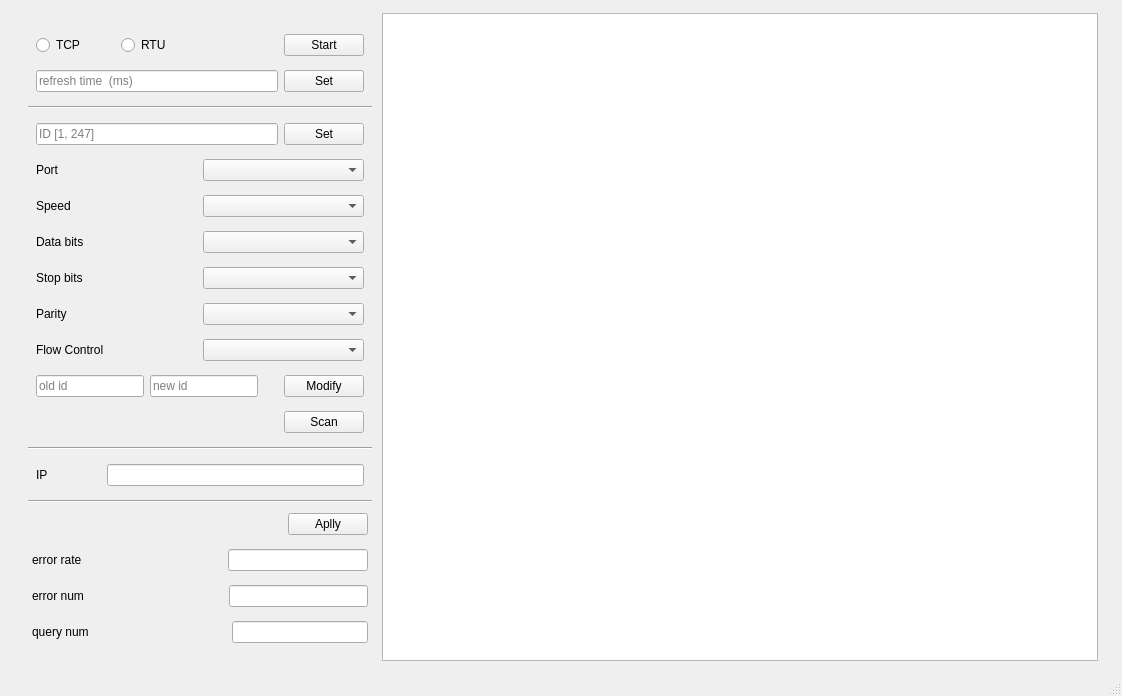
This is ModbusTestClient/modbustest.ui in vijay-wang/ModbusTestClient as Qt 5 draws it before an edit. The edited form follows.
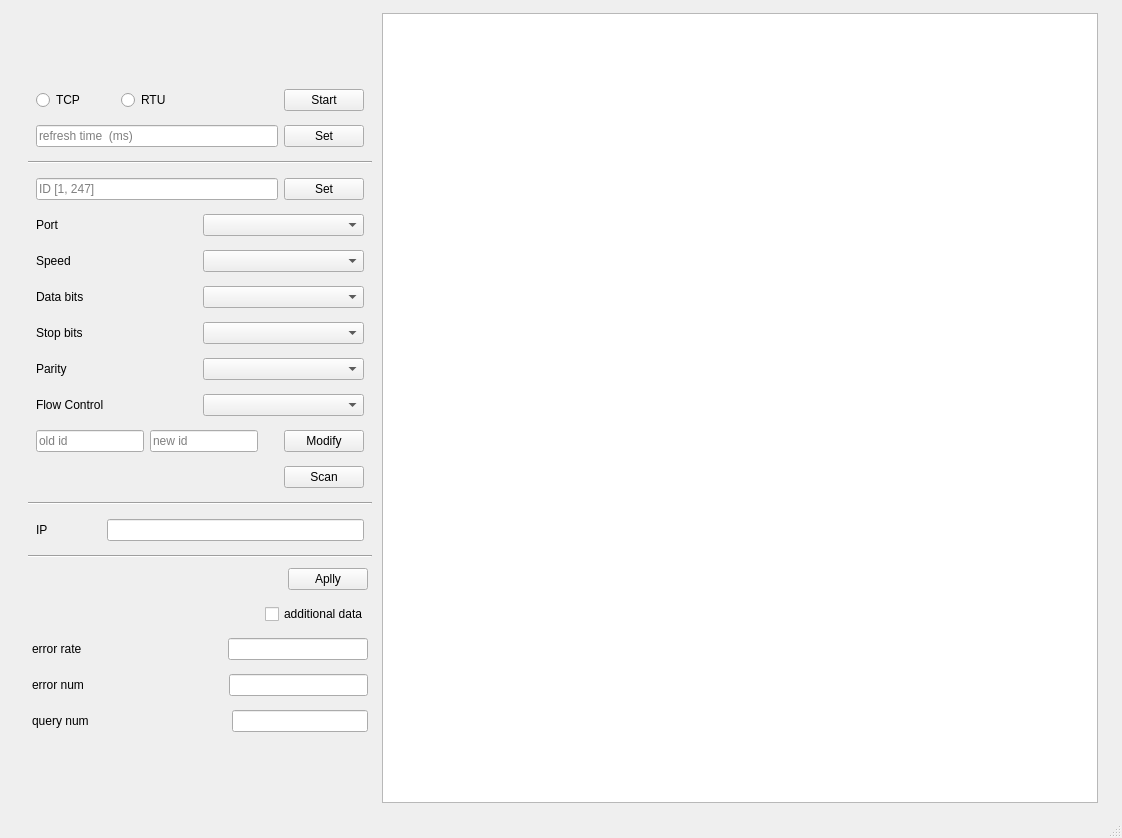
This is the edited form.

The edit to the form file:
```diff
--- a/ModbusTestClient/modbustest.ui
+++ b/ModbusTestClient/modbustest.ui
@@ -10,7 +10,7 @@
     <x>0</x>
     <y>0</y>
     <width>1122</width>
-    <height>696</height>
+    <height>838</height>
    </rect>
   </property>
   <property name="windowTitle">
@@ -635,6 +635,42 @@
           </item>
          </layout>
         </item>
+        <item>
+         <layout class="QHBoxLayout" name="horizontalLayout_9">
+          <property name="leftMargin">
+           <number>4</number>
+          </property>
+          <property name="topMargin">
+           <number>4</number>
+          </property>
+          <property name="rightMargin">
+           <number>4</number>
+          </property>
+          <property name="bottomMargin">
+           <number>4</number>
+          </property>
+          <item>
+           <spacer name="horizontalSpacer_8">
+            <property name="orientation">
+             <enum>Qt::Horizontal</enum>
+            </property>
+            <property name="sizeHint" stdset="0">
+             <size>
+              <width>40</width>
+              <height>20</height>
+             </size>
+            </property>
+           </spacer>
+          </item>
+          <item>
+           <widget class="QCheckBox" name="checkBox">
+            <property name="text">
+             <string>additional data</string>
+            </property>
+           </widget>
+          </item>
+         </layout>
+        </item>
         <item>
          <layout class="QHBoxLayout" name="horizontalLayout_7">
           <property name="leftMargin">
```
Left out of the diff: 2 changed lines with no effect on the pictures.
